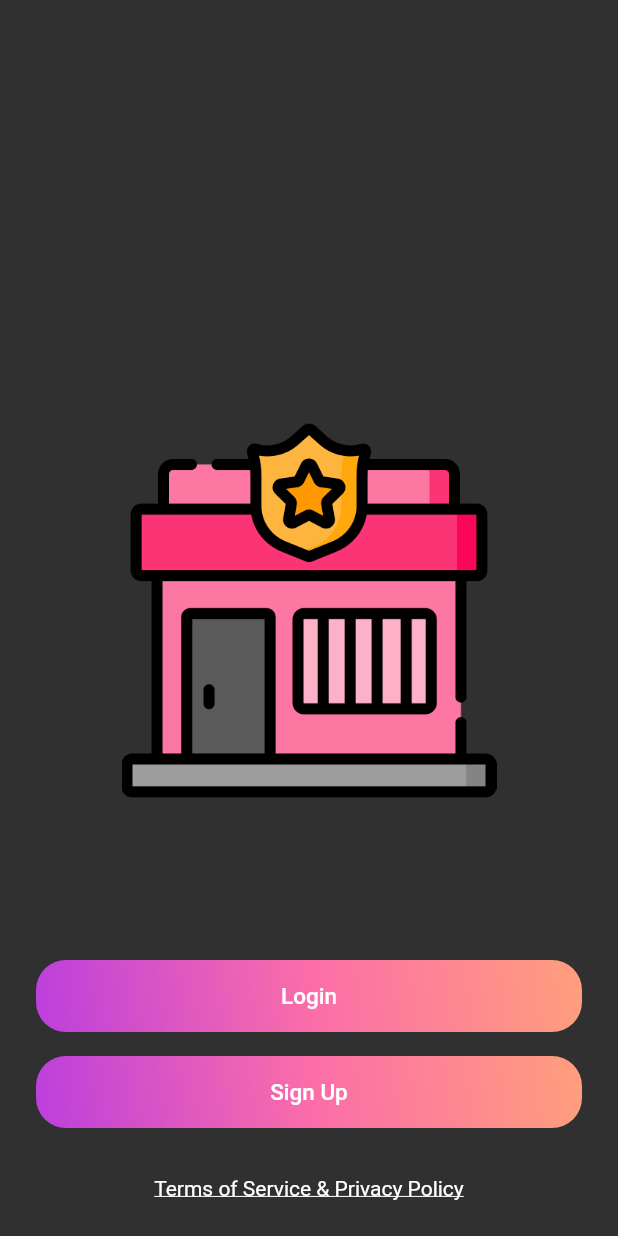
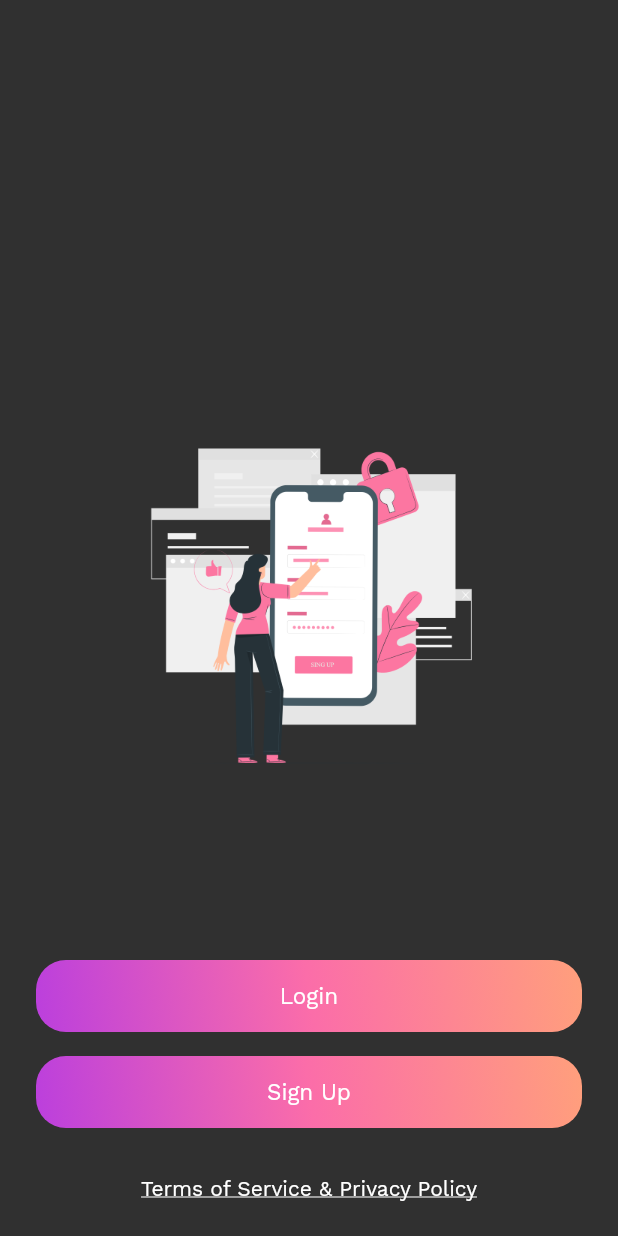
Before and after one commit to AnujCtrl/Crime-Mapping, a Flutter app: the screen it shows after launch, on a phone screen of 412 x 824 dp. Run offline on Flutter 3.47's test engine with Material 2 defaults, Android fonts, the phone set to English and light mode, and no system bars; our stand-ins replace cloud_firestore, firebase_auth, firebase_core; missing offline and left inert: google_maps_flutter_heatmap; accounts and stored records are empty.

Commit message:
Font Chagned

```diff
--- a/lib/Screens/Welcome_screen.dart
+++ b/lib/Screens/Welcome_screen.dart
@@ -20,7 +20,7 @@ class _WelcomeScreenState extends State<WelcomeScreen> {
         mainAxisAlignment: MainAxisAlignment.end,
         children: [
           Image.asset(
-            'images/police-station.png',
+            'images/Welcome.png',
             width: 250,
             height: 250,
           ),
--- a/lib/main.dart
+++ b/lib/main.dart
@@ -19,8 +19,22 @@ class MyApp extends StatelessWidget {
   @override
   Widget build(BuildContext context) {
     return MaterialApp(
-      theme: ThemeData.dark(),
-      // theme: ThemeData(fontFamily: 'Roboto Regular'),
+      // darkTheme: ThemeData(fontFamily: 'WorkSans'),
+      // theme: ThemeData.dark(fontFamily: 'Roboto Regular').copyWith(fontFamily: 'Roboto Regular'),
+      theme: ThemeData.dark().copyWith(
+        textTheme: ThemeData.dark().textTheme.apply(
+              fontFamily: 'WorkSans',
+            ),
+        primaryTextTheme: ThemeData.dark().textTheme.apply(
+              fontFamily: 'WorkSans',
+            ),
+        accentTextTheme: ThemeData.dark().textTheme.apply(
+              fontFamily: 'WorkSans',
+            ),
+      ),
+      darkTheme: ThemeData(
+        fontFamily: 'WorkSans',
+      ),
       initialRoute: SplashScreen.id,
       routes: {
         HomeScreen.id: (context) => HomeScreen(),
```
Also changed, not shown: lib/Screens/home_screen.dart (+64 -23 lines), pubspec.yaml (+4 -6 lines), fonts/WorkSans-Regular.ttf (added).
